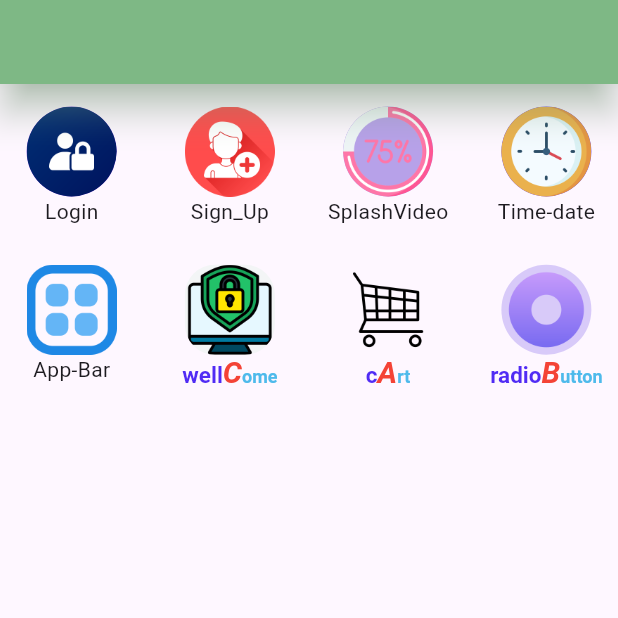
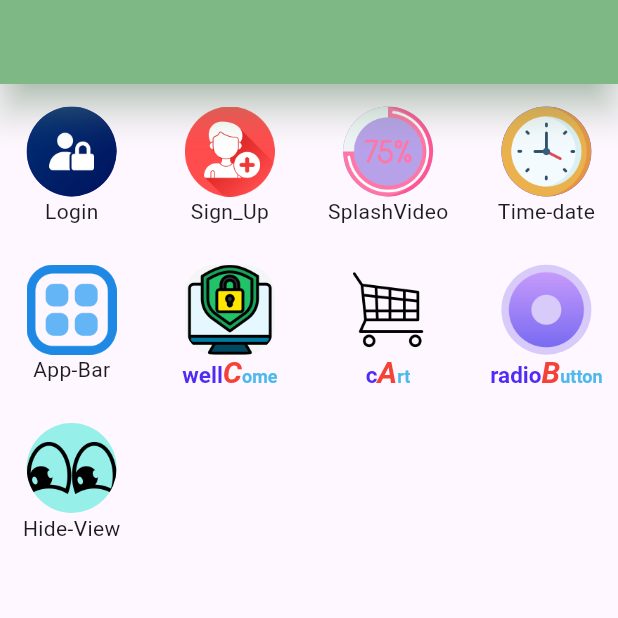
Before and after one commit to ALIRaza726/sketch, a Flutter app: the screen it shows after launch, on a phone screen of 412 x 824 dp, the top half of it. Run offline on Flutter 3.47's test engine with Material 3 defaults, Android fonts, the phone set to English and light mode, and no system bars; our stand-ins replace flutter_screenutil, google_fonts, video_player; missing offline and left inert: bottom_picker.

```diff
--- a/lib/screen/date_time.dart
+++ b/lib/screen/date_time.dart
@@ -9,7 +9,7 @@ import 'package:flutter_screenutil/flutter_screenutil.dart';
 
 
 class time_date extends StatefulWidget {
-  static const routeName = '/ProfileScreen';
+
 
   const time_date({Key? key}) : super(key: key);
 
--- a/lib/screen/home_page.dart
+++ b/lib/screen/home_page.dart
@@ -3,6 +3,7 @@ import 'package:google_fonts/google_fonts.dart';
 import 'package:sketch/helpers/responsive.dart';
 import 'package:sketch/screen/app_bar.dart';
 import 'package:sketch/screen/date_time.dart';
+import 'package:sketch/screen/hide_view.dart';
 import 'package:sketch/screen/login.dart';
 import 'package:sketch/screen/radio_button.dart';
 import 'package:sketch/screen/sign_up.dart';
@@ -169,7 +170,7 @@ class _home_pageState extends State<home_page> {
                               context,
                               MaterialPageRoute(
                                   builder: (context) =>
-                                      const time_date()));
+                                      const app_bar()));
                         },
                         child: Container(
                           height: 60,
@@ -193,7 +194,7 @@ class _home_pageState extends State<home_page> {
                           Navigator.push(
                               context,
                               MaterialPageRoute(
-                                  builder: (context) => const splashSc_progres()));
+                                  builder: (context) => const wel_come()));
                         },
                         child: Container(
                          height: 60,
@@ -319,6 +320,29 @@ class _home_pageState extends State<home_page> {
                             ]),
                       ),
                    ]),
+                    Column(children: [
+
+                     GestureDetector(
+                       onTap: () {
+                         Navigator.push(
+                             context,
+                             MaterialPageRoute(
+                                 builder: (context) => const hide_view()));
+                       },
+                       child: Container(
+                         height: 60,
+                          width: 60,
+                         decoration: BoxDecoration(
+                             image: const DecorationImage(
+                               fit: BoxFit.cover,
+                               image: AssetImage("assets/images/hide_view.png"),
+                             ),
+                             color: Color.fromARGB(255, 150, 239, 233),
+                             borderRadius: BorderRadius.circular(30)),
+                       ),
+                     ),
+                     const Text('Hide-View')
+                   ]),
 
                   ],
                 ),
--- a/pubspec.yaml
+++ b/pubspec.yaml
@@ -101,6 +101,7 @@ flutter:
       - assets/images/fast-food.png
       - assets/images/app_bar.png
       - assets/images/date_time.png
+      - assets/images/hide_view.png
 
 
   # An image asset can refer to one or more resolution-specific "variants", see
```
Also changed, not shown: lib/screen/hide_view.dart (added, +115 -0 lines), assets/images/hide_view.png (added).
